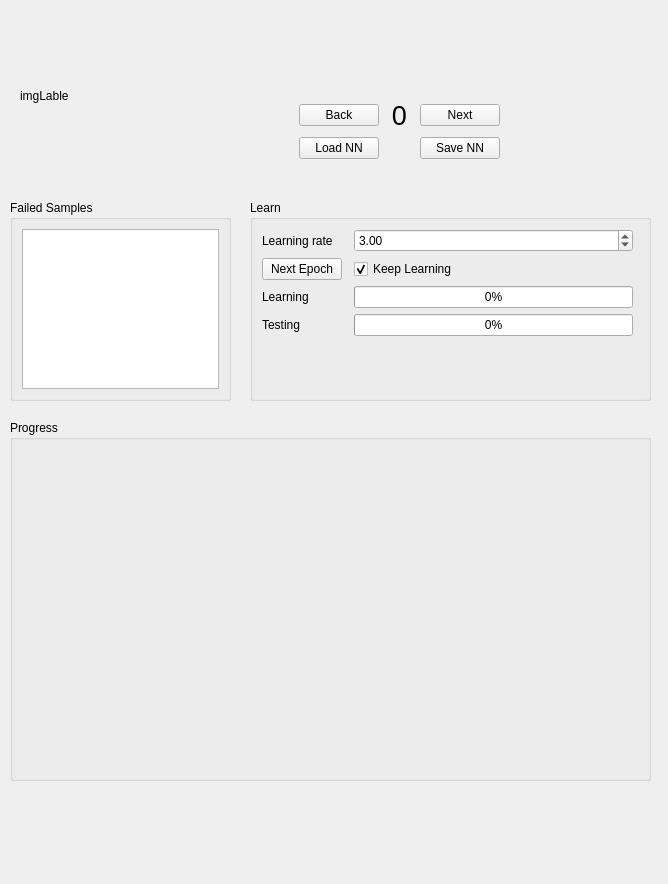
The window that examples/mnist/widget.ui (eidelen/EidNN) describes before a commit, drawn with Qt 5.
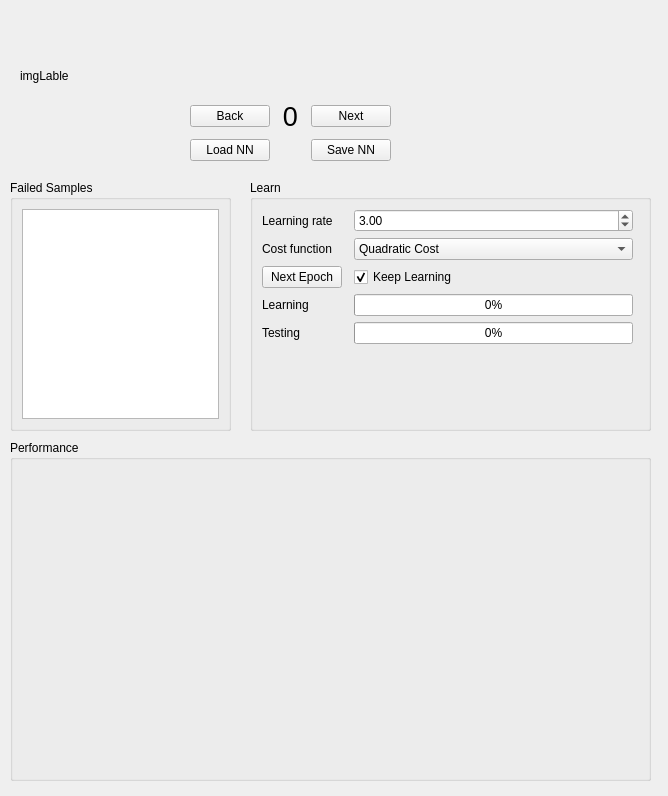
The same window after the commit. Custom widgets are drawn as their Qt base class.

Commit message: Ui extension, fix display output signal

Diff of the .ui file:
```diff
--- a/examples/mnist/widget.ui
+++ b/examples/mnist/widget.ui
@@ -7,7 +7,7 @@
     <x>0</x>
     <y>0</y>
     <width>668</width>
-    <height>884</height>
+    <height>796</height>
    </rect>
   </property>
   <property name="windowTitle">
@@ -18,8 +18,8 @@
     <rect>
      <x>20</x>
      <y>10</y>
-     <width>201</width>
-     <height>171</height>
+     <width>151</width>
+     <height>131</height>
     </rect>
    </property>
    <property name="minimumSize">
@@ -35,10 +35,10 @@
   <widget class="QWidget" name="gridLayoutWidget">
    <property name="geometry">
     <rect>
-     <x>299</x>
+     <x>190</x>
      <y>100</y>
      <width>201</width>
-     <height>61</height>
+     <height>63</height>
     </rect>
    </property>
    <layout class="QGridLayout" name="gridLayout">
@@ -100,47 +100,44 @@
    <property name="geometry">
     <rect>
      <x>250</x>
-     <y>200</y>
+     <y>180</y>
      <width>401</width>
-     <height>201</height>
+     <height>251</height>
     </rect>
    </property>
    <property name="title">
     <string>Learn</string>
    </property>
    <layout class="QGridLayout" name="gridLayout_2">
-    <item row="0" column="1">
-     <widget class="QLabel" name="label">
-      <property name="text">
-       <string>Learning rate</string>
-      </property>
-     </widget>
-    </item>
-    <item row="3" column="1">
+    <item row="4" column="2">
      <widget class="QPushButton" name="learnPB">
       <property name="text">
        <string>Next Epoch</string>
       </property>
      </widget>
     </item>
-    <item row="3" column="3">
-     <widget class="QCheckBox" name="keepLearingCB">
+    <item row="6" column="2">
+     <widget class="QLabel" name="label_2">
       <property name="text">
-       <string>Keep Learning</string>
-      </property>
-      <property name="checked">
-       <bool>true</bool>
+       <string>Learning</string>
       </property>
      </widget>
     </item>
-    <item row="4" column="3">
+    <item row="6" column="4">
      <widget class="QProgressBar" name="learingProgress">
       <property name="value">
        <number>0</number>
       </property>
      </widget>
     </item>
-    <item row="0" column="3">
+    <item row="0" column="2">
+     <widget class="QLabel" name="label">
+      <property name="text">
+       <string>Learning rate</string>
+      </property>
+     </widget>
+    </item>
+    <item row="0" column="4">
      <widget class="QDoubleSpinBox" name="learingRateSB">
       <property name="singleStep">
        <double>0.200000000000000</double>
@@ -150,42 +147,66 @@
       </property>
      </widget>
     </item>
-    <item row="5" column="3">
+    <item row="9" column="2" colspan="4">
+     <widget class="QLabel" name="resultLable">
+      <property name="text">
+       <string/>
+      </property>
+     </widget>
+    </item>
+    <item row="7" column="4">
      <widget class="QProgressBar" name="testingProgress">
       <property name="value">
        <number>0</number>
       </property>
      </widget>
     </item>
-    <item row="4" column="1">
-     <widget class="QLabel" name="label_2">
-      <property name="text">
-       <string>Learning</string>
-      </property>
-     </widget>
-    </item>
-    <item row="5" column="1">
+    <item row="7" column="2">
      <widget class="QLabel" name="label_3">
       <property name="text">
        <string>Testing</string>
       </property>
      </widget>
     </item>
-    <item row="6" column="1" colspan="4">
-     <widget class="QLabel" name="resultLable">
+    <item row="3" column="2">
+     <widget class="QLabel" name="label_4">
       <property name="text">
-       <string/>
+       <string>Cost function</string>
       </property>
      </widget>
     </item>
+    <item row="4" column="4">
+     <widget class="QCheckBox" name="keepLearingCB">
+      <property name="text">
+       <string>Keep Learning</string>
+      </property>
+      <property name="checked">
+       <bool>true</bool>
+      </property>
+     </widget>
+    </item>
+    <item row="3" column="4">
+     <widget class="QComboBox" name="costFunctionCombo">
+      <item>
+       <property name="text">
+        <string>Quadratic Cost</string>
+       </property>
+      </item>
+      <item>
+       <property name="text">
+        <string>Cross Entropy</string>
+       </property>
+      </item>
+     </widget>
+    </item>
    </layout>
   </widget>
   <widget class="QLabel" name="activationLable">
    <property name="geometry">
     <rect>
-     <x>210</x>
+     <x>190</x>
      <y>10</y>
-     <width>441</width>
+     <width>461</width>
      <height>31</height>
     </rect>
    </property>
@@ -196,9 +217,9 @@
   <widget class="QLabel" name="classificationLable">
    <property name="geometry">
     <rect>
-     <x>230</x>
+     <x>190</x>
      <y>50</y>
-     <width>361</width>
+     <width>401</width>
      <height>31</height>
     </rect>
    </property>
@@ -210,9 +231,9 @@
    <property name="geometry">
     <rect>
      <x>10</x>
-     <y>200</y>
+     <y>180</y>
      <width>221</width>
-     <height>201</height>
+     <height>251</height>
     </rect>
    </property>
    <property name="title">
@@ -228,13 +249,13 @@
    <property name="geometry">
     <rect>
      <x>10</x>
-     <y>420</y>
+     <y>440</y>
      <width>641</width>
-     <height>361</height>
+     <height>341</height>
     </rect>
    </property>
    <property name="title">
-    <string>Progress</string>
+    <string>Performance</string>
    </property>
    <widget class="QtCharts::QChartView" name="progressChart" native="true">
     <property name="geometry">
```
The commit also changes 4 other files.
